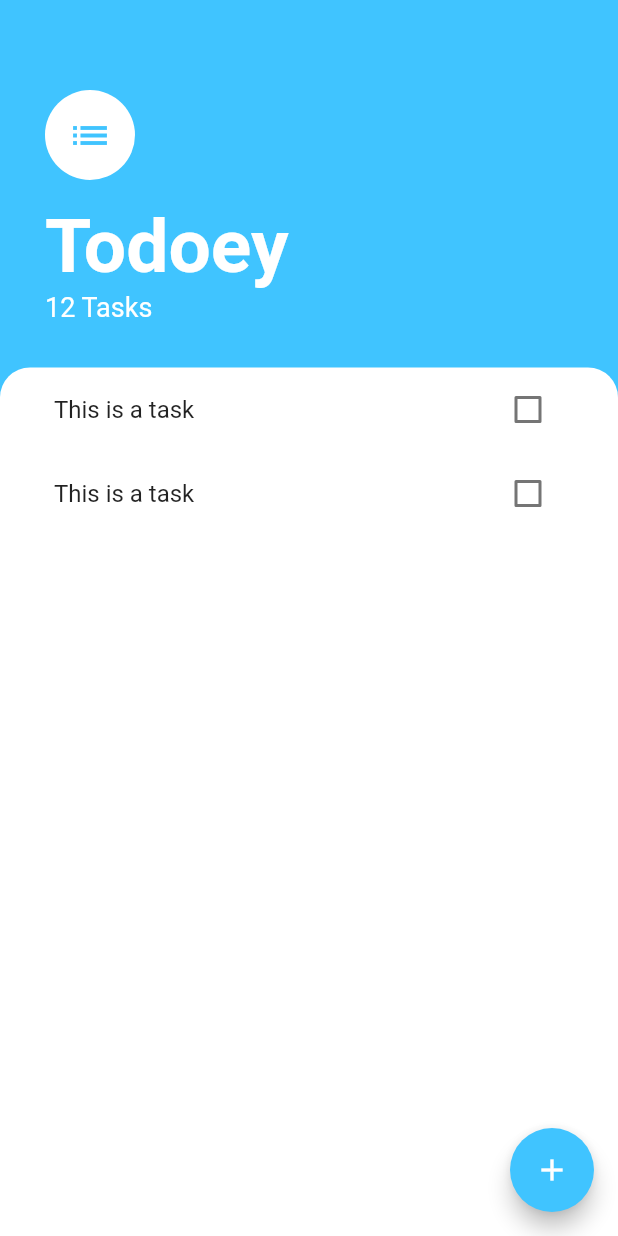
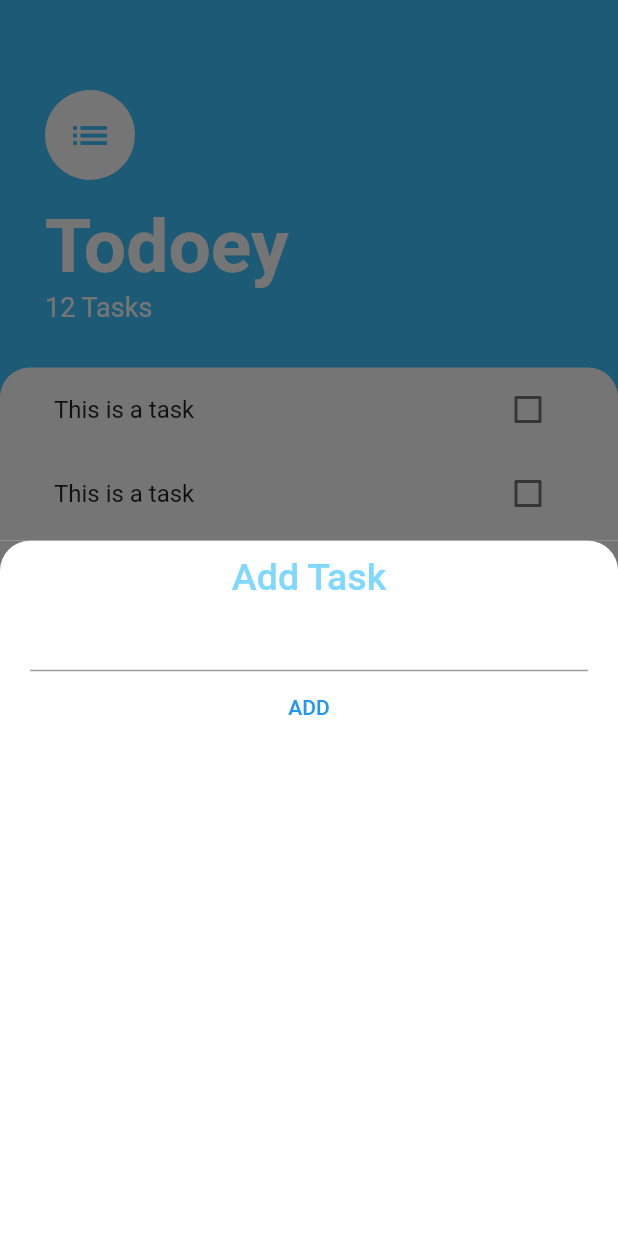
Before and after one commit to Aniketgoyal291/todoeyApp, a Flutter app: the screen it shows after launch, after a tap on the "add" icon, on a phone screen of 412 x 824 dp. Run offline on Flutter 3.47's test engine with Material 2 defaults, Android fonts, the phone set to English and light mode, and no system bars.

Commit message:
making the pop - up screen

```diff
--- /dev/null
+++ b/lib/screens/add_task_screen.dart
@@ -0,0 +1,43 @@
+import 'package:flutter/material.dart';
+
+class AddTaskScreen extends StatelessWidget {
+  const AddTaskScreen({super.key});
+
+  @override
+  Widget build(BuildContext context) {
+    return Container(
+      color: const Color(0xff757575),
+      child: Container(
+        decoration: const BoxDecoration(
+          borderRadius: BorderRadius.only(
+            topLeft: Radius.circular(20),
+            topRight: Radius.circular(20),
+          ),
+          color: Colors.white,
+        ),
+        padding: const EdgeInsets.symmetric(horizontal: 20, vertical: 10),
+        child: Column(
+          children: [
+            Text(
+              'Add Task',
+              style: TextStyle(
+                color: Colors.lightBlueAccent.shade100,
+                fontSize: 25,
+                fontWeight: FontWeight.w500,
+              ),
+            ),
+            const TextField(
+              style: TextStyle(
+                color: Colors.blue,
+              ),
+            ),
+            TextButton(
+              onPressed: () {},
+              child: const Text('ADD'),
+            )
+          ],
+        ),
+      ),
+    );
+  }
+}
--- a/lib/screens/tasks_screen.dart
+++ b/lib/screens/tasks_screen.dart
@@ -1,8 +1,18 @@
 import 'package:flutter/material.dart';
 import 'package:todoey_flutter/widgets/tasks_list.dart';
+import 'add_task_screen.dart';
 
 class TasksScreen extends StatelessWidget {
   const TasksScreen({super.key});
+
+  // We modified this function to the one down below
+  // Widget buildBottomSheet(BuildContext context) {
+  //   return Container(
+  //     color: const Color(0xff757575),
+  //   );
+  // }
+
+  Widget buildBottomSheetContainer(context) => const AddTaskScreen();
 
   @override
   Widget build(BuildContext context) {
@@ -10,7 +20,12 @@ class TasksScreen extends StatelessWidget {
       backgroundColor: Colors.lightBlueAccent.shade200,
       floatingActionButton: FloatingActionButton(
         backgroundColor: Colors.lightBlueAccent.shade200,
-        onPressed: () {},
+        onPressed: () {
+          showModalBottomSheet(
+            context: context,
+            builder: buildBottomSheetContainer,
+          );
+        },
         child: const Icon(
           Icons.add,
         ),
--- a/lib/widgets/tasks_list.dart
+++ b/lib/widgets/tasks_list.dart
@@ -2,9 +2,7 @@ import 'package:flutter/material.dart';
 import 'task_tile.dart';
 
 class TasksList extends StatelessWidget {
-  const TasksList({
-    super.key,
-  });
+  const TasksList({super.key});
 
   @override
   Widget build(BuildContext context) {
@@ -12,6 +10,7 @@ class TasksList extends StatelessWidget {
       children: const <Widget>[
         TaskTile(),
         TaskTile(),
+        TaskTile(),
       ],
     );
   }
```
